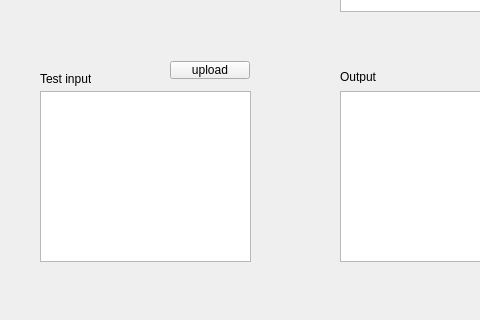
First picture: the form in gamewindow.ui, repository Crefied/A2B, before the edit; both pictures show x 0 to 480 and y 139 to 459 of the 687 by 459 pixel window.
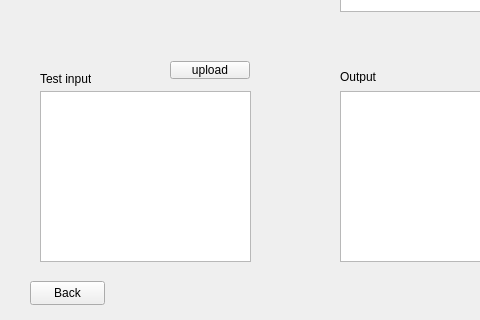
Second picture: the form after the edit.

```diff
--- a/gamewindow.ui
+++ b/gamewindow.ui
@@ -95,6 +95,19 @@
     <string>Output</string>
    </property>
   </widget>
+  <widget class="QPushButton" name="backButton">
+   <property name="geometry">
+    <rect>
+     <x>30</x>
+     <y>420</y>
+     <width>75</width>
+     <height>24</height>
+    </rect>
+   </property>
+   <property name="text">
+    <string>Back</string>
+   </property>
+  </widget>
  </widget>
  <resources/>
  <connections/>
```
